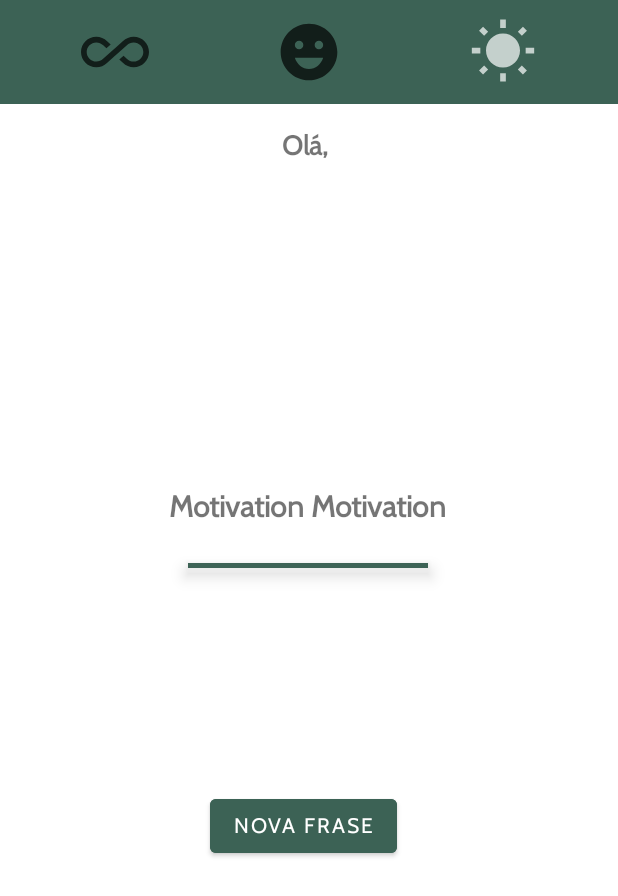
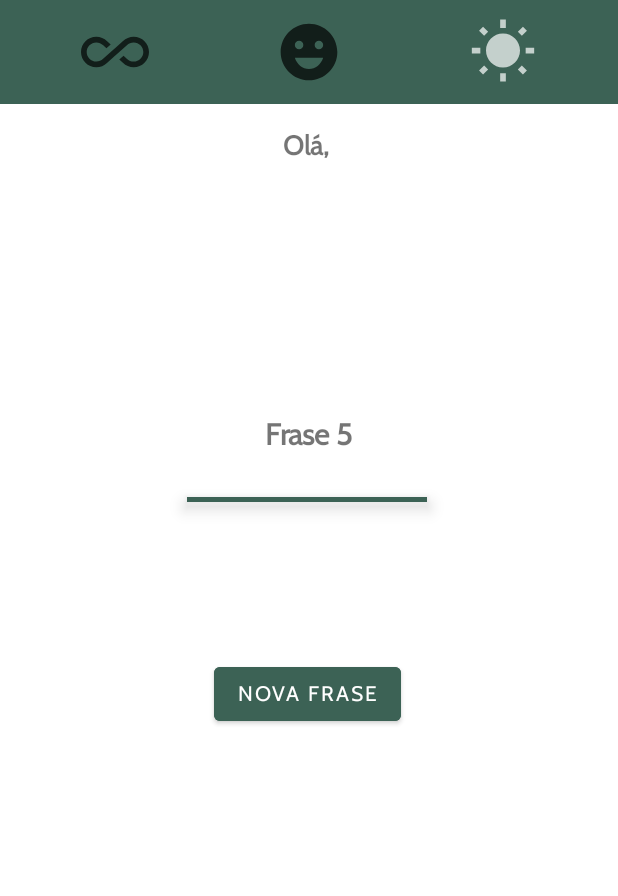
Before and after one commit to inkrodriguez/Motivation, an Android app: the BodyFragment screen opened directly, with no data from a screen before it, after a tap on an icon or button, on a phone screen of 412 x 824 dp. Shown: the top 896 px of the screen. Run offline under Robolectric (Android 15) with nearby library versions, the phone set to English and light mode, and no system bars; 2 other taps on this screen came first.

Commit message:
adição de função random de frases ao clicar nos botões

```diff
--- a/app/src/main/java/com/example/motivation/MainActivity.kt
+++ b/app/src/main/java/com/example/motivation/MainActivity.kt
@@ -11,13 +11,18 @@ import android.widget.ImageView
 import android.widget.TextView
 import android.widget.Toast
 import androidx.core.content.ContextCompat
+import androidx.navigation.NavController
+import androidx.navigation.fragment.NavHostFragment
+import com.example.motivation.data.Frase
 import com.example.motivation.databinding.ActivityMainBinding
-import com.example.motivation.fragments.BodyFragment
-import org.w3c.dom.Text
+
 
 class MainActivity : AppCompatActivity(), View.OnClickListener {
 
         private lateinit var binding: ActivityMainBinding
+        private lateinit var navController: NavController
+        private var categoryId = 1
+
 
         override fun onCreate(savedInstanceState: Bundle?) {
             super.onCreate(savedInstanceState)
@@ -28,7 +33,12 @@ class MainActivity : AppCompatActivity(), View.OnClickListener {
             binding.imgAll.setOnClickListener(this)
             binding.imgHappy.setOnClickListener(this)
             binding.imgSunny.setOnClickListener(this)
+
+            val navHostFragment = supportFragmentManager.findFragmentById(binding.fragmentContainerBody.id) as NavHostFragment
+            navController = navHostFragment.navController
+
         }
+
 
     override fun onClick(view: View) {
             if(view.id in listOf(binding.imgAll.id, binding.imgHappy.id, binding.imgSunny.id)){
@@ -36,20 +46,60 @@ class MainActivity : AppCompatActivity(), View.OnClickListener {
             }
         }
 
+
+
+
+
     private fun filter(id: Int){
+
         binding.imgAll.setColorFilter(ContextCompat.getColor(this, R.color.black))
         binding.imgHappy.setColorFilter(ContextCompat.getColor(this, R.color.black))
         binding.imgSunny.setColorFilter(ContextCompat.getColor(this, R.color.black))
 
+
+        var frases = listOf(
+            Frase("Frase 1", 1),
+            Frase("Frase 2", 1),
+            Frase("Frase 3", 2),
+            Frase("Frase 4", 2),
+            Frase("Frase 5", 3),
+            Frase("Frase 6", 3)
+        )
+
         when (id) {
+
             binding.imgAll.id -> {
                 binding.imgAll.setColorFilter(ContextCompat.getColor(this, R.color.white))
+                for (item in frases) {
+                    var id = item.categoryId
+                    var listaRandomizada = frases.random()
+                    if(listaRandomizada.categoryId == categoryId){
+                        findViewById<TextView>(R.id.textViewMotivation).text =
+                            listaRandomizada.description }
+                }
             }
             binding.imgHappy.id -> {
                 binding.imgHappy.setColorFilter(ContextCompat.getColor(this, R.color.white))
+                categoryId = 2
+                for (item in frases) {
+                    var listaRandomizada = frases.random()
+                    if(listaRandomizada.categoryId == categoryId){
+                        findViewById<TextView>(R.id.textViewMotivation).text =
+                            listaRandomizada.description }
                     }
+                }
+
+
             binding.imgSunny.id -> {
                 binding.imgSunny.setColorFilter(ContextCompat.getColor(this, R.color.white))
+                categoryId = 3
+                for (item in frases) {
+                    var id = item.categoryId
+                    var listaRandomizada = frases.random()
+                    if(listaRandomizada.categoryId == categoryId){
+                        findViewById<TextView>(R.id.textViewMotivation).text =
+                            listaRandomizada.description }
+                }
                 }
             }
         }
--- /dev/null
+++ b/app/src/main/java/com/example/motivation/data/Frase.kt
@@ -0,0 +1,12 @@
+package com.example.motivation.data
+
+class Frase(var description: String, var categoryId: Int)
+
+var frases = listOf(
+    Frase("Frase 1", 1),
+    Frase("Frase 2", 1),
+    Frase("Frase 3", 2),
+    Frase("Frase 4", 2),
+    Frase("Frase 5", 3),
+    Frase("Frase 6", 3)
+)
--- a/app/src/main/java/com/example/motivation/fragments/BodyFragment.kt
+++ b/app/src/main/java/com/example/motivation/fragments/BodyFragment.kt
@@ -5,11 +5,10 @@ import android.preference.PreferenceManager
 import android.view.LayoutInflater
 import android.view.View
 import android.view.ViewGroup
+import android.widget.Button
 import android.widget.TextView
 import androidx.fragment.app.Fragment
 import com.example.motivation.R
-import com.example.motivation.databinding.FragmentBodyBinding
-
 
 class BodyFragment : Fragment(){
     override fun onCreateView(
@@ -23,6 +22,12 @@ class BodyFragment : Fragment(){
 
         val name = myPreferences.getString("USER_NAME", "")
         val txt = view.findViewById<TextView>(R.id.textViewSaudacao)
+        val textViewMotivation = view.findViewById<TextView>(R.id.textViewMotivation)
+
+        val btnNovaFrase = view.findViewById<Button>(R.id.btnNovaFrase)
+
+        btnNovaFrase.setOnClickListener {
+        }
 
         txt.text = "Olá, $name"
 
--- a/app/src/main/res/layout/fragment_body.xml
+++ b/app/src/main/res/layout/fragment_body.xml
@@ -8,52 +8,50 @@
 
     <TextView
         android:id="@+id/textViewSaudacao"
-        android:layout_width="0dp"
+        android:layout_width="411dp"
         android:layout_height="wrap_content"
         android:fontFamily="@font/cabin"
         android:padding="16dp"
         android:textAlignment="center"
         android:textSize="18sp"
         android:textStyle="bold"
-        app:layout_constraintEnd_toEndOf="parent"
-        app:layout_constraintStart_toStartOf="parent"
         app:layout_constraintTop_toTopOf="parent" />
 
     <TextView
-        android:id="@+id/textView2"
-        android:layout_width="0dp"
+        android:id="@+id/textViewMotivation"
+        android:layout_width="411dp"
         android:layout_height="wrap_content"
-        android:layout_marginTop="184dp"
+        android:layout_marginTop="136dp"
         android:fontFamily="@font/cabin"
         android:padding="16dp"
-        android:text="@string/frases"
+        android:text=""
+        android:textAlignment="center"
         android:textSize="20sp"
         android:textStyle="bold"
-        android:textAlignment="center"
-        app:layout_constraintEnd_toEndOf="parent"
-        app:layout_constraintStart_toStartOf="parent"
-        app:layout_constraintTop_toBottomOf="@+id/textViewSaudacao" />
+        app:layout_constraintTop_toBottomOf="@+id/textViewSaudacao"
+        tools:layout_editor_absoluteX="0dp" />
 
     <View
         android:id="@+id/view"
         android:layout_width="160dp"
         android:layout_height="3dp"
-        android:layout_marginTop="8dp"
+        android:layout_marginTop="12dp"
         android:background="@color/nature_1"
         android:elevation="7dp"
         app:layout_constraintEnd_toEndOf="parent"
+        app:layout_constraintHorizontal_bias="0.498"
         app:layout_constraintStart_toStartOf="parent"
-        app:layout_constraintTop_toBottomOf="@+id/textView2" />
+        app:layout_constraintTop_toBottomOf="@+id/textViewMotivation" />
 
     <Button
         android:id="@+id/btnNovaFrase"
         android:layout_width="wrap_content"
         android:layout_height="wrap_content"
-        android:layout_marginStart="140dp"
-        android:layout_marginTop="148dp"
+        android:layout_marginTop="104dp"
         android:backgroundTint="@color/nature_1"
         android:fontFamily="@font/cabin"
         android:text="@string/nova_frase"
+        app:layout_constraintEnd_toEndOf="parent"
         app:layout_constraintStart_toStartOf="parent"
         app:layout_constraintTop_toBottomOf="@+id/view" />
 
--- a/app/src/main/res/navigation/navgraph.xml
+++ b/app/src/main/res/navigation/navgraph.xml
@@ -19,10 +19,23 @@
         android:id="@+id/bodyFragment"
         android:name="com.example.motivation.fragments.BodyFragment"
         android:label="fragment_body"
-        tools:layout="@layout/fragment_body" />
+        tools:layout="@layout/fragment_body" >
+        <action
+            android:id="@+id/action_bodyFragment_to_happyFragment"
+            app:destination="@id/happyFragment" />
+    </fragment>
     <activity
         android:id="@+id/userActivity"
         android:name="com.example.motivation.UserActivity"
         android:label="activity_user"
         tools:layout="@layout/activity_user" />
+    <fragment
+        android:id="@+id/happyFragment"
+        android:name="com.example.motivation.fragments.HappyFragment"
+        android:label="fragment_happy"
+        tools:layout="@layout/fragment_happy" >
+        <action
+            android:id="@+id/action_happyFragment_to_bodyFragment"
+            app:destination="@id/bodyFragment" />
+    </fragment>
 </navigation>
```
Also changed, not shown: app/src/main/java/com/example/motivation/data/Constantes.kt (renamed from app/src/main/java/com/example/motivation/fragments/Constantes.kt). Lines whose indentation alone changed are shown as unchanged.
